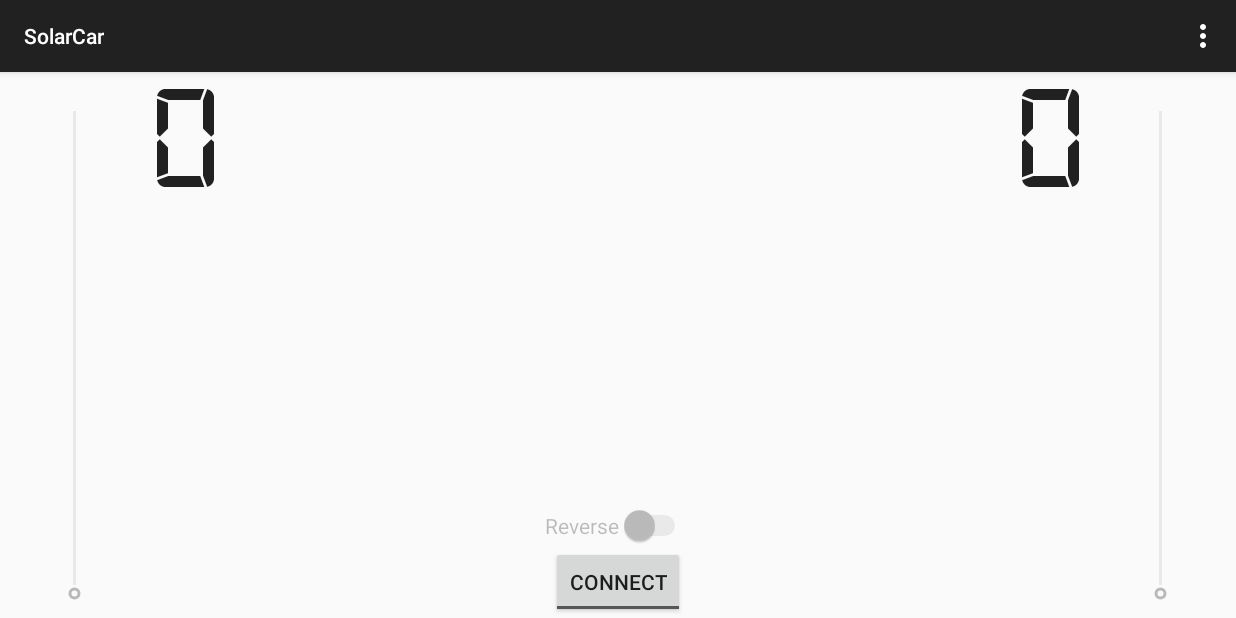
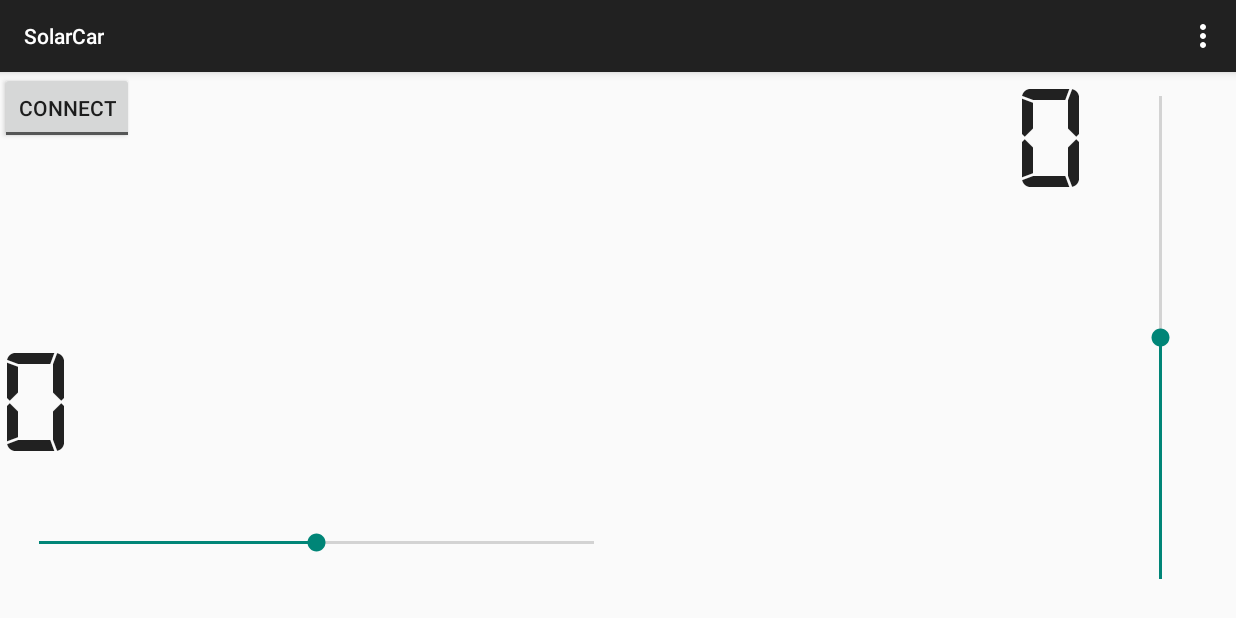
Before and after one commit to moayman/SolarCarAndroidApp, an Android app: the screen it shows after launch (MainActivity), on a phone screen of 824 x 412 dp (held sideways). Run offline under Robolectric (Android 15) with nearby library versions, the phone set to English and light mode, and no system bars.

Commit message:
Completely Redesigned
-SeekBar for Angle and another for Speed
-OnStopTracking for each resets to zero
-7 Levels in each direction for Angles and Speeds

```diff
--- a/app/src/main/java/com/solarcar/MainActivity.java
+++ b/app/src/main/java/com/solarcar/MainActivity.java
@@ -9,7 +9,10 @@ import android.os.Bundle;
 import android.util.Log;
 import android.view.Menu;
 import android.view.MenuItem;
+import android.view.MotionEvent;
+import android.view.View;
 import android.widget.CompoundButton;
+import android.widget.ImageButton;
 import android.widget.SeekBar;
 import android.widget.Switch;
 import android.widget.TextView;
@@ -24,10 +27,8 @@ import java.util.UUID;
 /*
 * Command
 * 0 0 0 0 0 0 0 0
-* | | | | | ^ ^ ^ -> Right
-* | | ^ ^ ^ -------> Left
-* | ^ -------------> UNUSED
-* ^ ---------------> Backward = 1 Forward = 0
+* | | | | ^ ^ ^ ^ -> Speed
+* ^ ^ ^ ^ ---------> Angle
 * */
 
 
@@ -35,7 +36,8 @@ public class MainActivity extends ActionBarActivity
 {
 
     private final String TAG = "MAIN";
-    public static final int LEVELS = 7;
+    public static final int SPEEDLEVELS = 7;
+    public static final int ANGLELEVELS = 7;
 
     private BluetoothAdapter btAdapter;
     private BluetoothDevice HC05_BtModule;
@@ -49,11 +51,10 @@ public class MainActivity extends ActionBarActivity
 
     private byte command = 0;
 
-    private SeekBar skbarLeft;
-    private SeekBar skbarRight;
-    private TextView txtLeft;
-    private TextView txtRight;
-    private Switch switchBackward;
+    private SeekBar skbarSpeed;
+    private SeekBar skbarAngle;
+    private TextView txtSpeed;
+    private TextView txtAngle;
 
     @Override
     protected void onCreate(Bundle savedInstanceState)
@@ -63,24 +64,26 @@ public class MainActivity extends ActionBarActivity
 
         Typeface tf = Typeface.createFromAsset(getAssets(), "digital-7.ttf");
 
-        txtLeft = (TextView) findViewById(R.id.txtLeft);
-        txtRight = (TextView) findViewById(R.id.txtRight);
+        txtSpeed = (TextView) findViewById(R.id.txtSpeed);
+        txtAngle = (TextView) findViewById(R.id.txtAngle);
 
-        txtLeft.setTypeface(tf);
-        txtRight.setTypeface(tf);
+        txtSpeed.setTypeface(tf);
+        txtAngle.setTypeface(tf);
 
-        switchBackward = (Switch) findViewById(R.id.switchBackward);
+        skbarSpeed = (SeekBar) findViewById(R.id.skbarSpeed);
+        skbarAngle = (SeekBar) findViewById(R.id.skbarAngle);
 
-        skbarLeft = (SeekBar) findViewById(R.id.skbarLeft);
-        skbarRight = (SeekBar) findViewById(R.id.skbarRight);
-        skbarLeft.setMax(LEVELS);
-        skbarRight.setMax(LEVELS);
+        skbarSpeed.setMax(2*SPEEDLEVELS);
+        skbarAngle.setMax(2*ANGLELEVELS);
+
+        skbarSpeed.setProgress(SPEEDLEVELS);
+        skbarAngle.setProgress(ANGLELEVELS);
 
         btnCarConnection = (ToggleButton) findViewById(R.id.btnCarConnection);
 
         btAdapter = BluetoothAdapter.getDefaultAdapter();
 
-        disableButtons();
+//        disableButtons();
 
         if (btAdapter != null)
         {
@@ -109,7 +112,7 @@ public class MainActivity extends ActionBarActivity
                     else
                     {
                         enableButtons();
-                        receiverThread = new Receiver(HC05_inStream, txtLeft, txtRight, switchBackward);
+                        receiverThread = new Receiver(HC05_inStream, txtSpeed, txtAngle);
                         new Thread(receiverThread).start();
                         Toast.makeText(getApplicationContext(), "Connected!", Toast.LENGTH_LONG).show();
                     }
@@ -126,16 +129,14 @@ public class MainActivity extends ActionBarActivity
             }
         });
 
-        skbarLeft.setOnSeekBarChangeListener(new SeekBar.OnSeekBarChangeListener()
+        skbarSpeed.setOnSeekBarChangeListener(new SeekBar.OnSeekBarChangeListener()
         {
 
             @Override
             public void onProgressChanged(SeekBar seekBar, int progress, boolean fromUser)
             {
-                command &= 0xC7;
-
-                command |= (progress << 3);
-
+                command &= 0xF0;
+                command |= progress;
                 sendCommand();
             }
 
@@ -147,19 +148,18 @@ public class MainActivity extends ActionBarActivity
             @Override
             public void onStopTrackingTouch(SeekBar seekBar)
             {
+                ((VerticalSeekBar)skbarSpeed).setProgressAndThumb(SPEEDLEVELS);
             }
         });
 
-        skbarRight.setOnSeekBarChangeListener(new SeekBar.OnSeekBarChangeListener()
+        skbarAngle.setOnSeekBarChangeListener(new SeekBar.OnSeekBarChangeListener()
         {
 
             @Override
             public void onProgressChanged(SeekBar seekBar, int progress, boolean fromUser)
             {
-                command &= 0xF8;
-
-                command |= progress;
-
+                command &= 0x0F;
+                command |= (progress << 4);
                 sendCommand();
             }
 
@@ -171,61 +171,42 @@ public class MainActivity extends ActionBarActivity
             @Override
             public void onStopTrackingTouch(SeekBar seekBar)
             {
+                skbarAngle.setProgress(ANGLELEVELS);
             }
         });
-
-        switchBackward.setOnCheckedChangeListener(new Switch.OnCheckedChangeListener()
-        {
-            @Override
-            public void onCheckedChanged(CompoundButton buttonView, boolean isChecked)
-            {
-                if(isChecked)
-                    command = (byte)0x80;
-                else
-                    command = 0;
-
-                skbarLeft.setProgress(0);
-                skbarRight.setProgress(0);
-
-                sendCommand();
-            }
-        });
-
     }
 
     private void disableButtons()
     {
-        skbarLeft.setProgress(0);
-        skbarRight.setProgress(0);
-        skbarLeft.setEnabled(false);
-        skbarRight.setEnabled(false);
-		switchBackward.setEnabled(false);
-        switchBackward.setChecked(false);
-        txtLeft.setText("0");
-        txtRight.setText("0");
+        skbarSpeed.setProgress(SPEEDLEVELS);
+        skbarAngle.setProgress(ANGLELEVELS);
+        skbarSpeed.setEnabled(false);
+        skbarAngle.setEnabled(false);
+        txtSpeed.setText("0");
+        txtAngle.setText("0");
     }
 
     private void enableButtons()
     {
-        skbarLeft.setEnabled(true);
-        skbarRight.setEnabled(true);
-		switchBackward.setEnabled(true);
+        skbarSpeed.setEnabled(true);
+        skbarAngle.setEnabled(true);
     }
 
     private void sendCommand()
     {
-        try
-        {
-            if (HC05_outStream != null)
-            {
-                HC05_outStream.write(command);
-            }
-        }
-        catch (IOException e)
-        {
-            Log.e(TAG, "Send Command failed. " + e.getMessage());
-            btnCarConnection.setChecked(false);
-        }
+        Log.e(TAG, "Sending " + String.format("%8s", Integer.toBinaryString(command & 0xFF)).replace(' ', '0'));
+//        try
+//        {
+//            if (HC05_outStream != null)
+//            {
+//                HC05_outStream.write(command);
+//            }
+//        }
+//        catch (IOException e)
+//        {
+//            Log.e(TAG, "Send Command failed. " + e.getMessage());
+//            btnCarConnection.setChecked(false);
+//        }
     }
 
     private void disconnectHC05Module()
--- a/app/src/main/res/layout/activity_main.xml
+++ b/app/src/main/res/layout/activity_main.xml
@@ -5,53 +5,73 @@
                 tools:context=".MainActivity"
                 android:id="@+id/relativeLayout">
 
-    <com.solarcar.VerticalSeekBar
-        android:id = "@+id/skbarLeft"
-        android:layout_width="100dp"
-        android:layout_height="fill_parent"
-        android:layout_marginTop="10dp"/>
-
-    <com.solarcar.VerticalSeekBar
-        android:id = "@+id/skbarRight"
-        android:layout_width="100dp"
-        android:layout_height="fill_parent"
-        android:layout_alignParentRight="true"
-        android:layout_marginTop="10dp"/>
-
     <ToggleButton
         android:id="@+id/btnCarConnection"
         android:layout_width="wrap_content"
         android:layout_height="wrap_content"
-        android:layout_alignParentBottom="true"
-        android:layout_centerHorizontal="true"
         android:textOff="Connect"
-        android:textOn="Disconnect"/>
+        android:textOn="Disconnect"
+        />
+    <RelativeLayout
+        android:id="@+id/top"
+        android:layout_width="match_parent"
+        android:layout_height="match_parent">
+
+            <LinearLayout
+                android:id="@+id/center_point"
+                android:layout_width="0dp"
+                android:layout_height="0dp"
+                android:layout_centerInParent="true" android:orientation="horizontal"/>
+
+            <RelativeLayout
+                android:id="@+id/left_layout"
+                android:layout_width="match_parent"
+                android:layout_height="match_parent"
+                android:layout_alignParentLeft="true"
+                android:layout_alignRight="@+id/center_point" android:orientation="vertical">
                 <TextView
                     android:layout_width="wrap_content"
                     android:layout_height="wrap_content"
                     android:textAppearance="?android:attr/textAppearanceLarge"
                     android:text="0"
-        android:id="@+id/txtLeft"
-        android:layout_alignParentTop="true"
-        android:layout_toRightOf="@+id/skbarLeft"
-        android:layout_toEndOf="@+id/skbarLeft"
-        android:textSize="100dp"/>
+                    android:id="@+id/txtAngle"
+                    android:textSize="100dp"
+                    android:layout_gravity="center_vertical" android:layout_above="@+id/skbarAngle"
+                    android:layout_alignParentLeft="true" android:layout_alignParentStart="true"/>
+                <SeekBar
+                    android:layout_width="264dp"
+                    android:layout_height="100dp"
+                    android:id="@+id/skbarAngle" android:layout_gravity="bottom"
+                    android:layout_alignParentBottom="true" android:layout_alignParentLeft="true"
+                    android:layout_alignParentStart="true" android:layout_alignParentRight="true"
+                    android:layout_alignParentEnd="true" android:indeterminate="false"
+                    android:layout_marginLeft="10dp"/>
+            </RelativeLayout>
+
+
+        <RelativeLayout
+          android:id="@+id/right_layout"
+            android:layout_width="match_parent"
+            android:layout_height="match_parent"
+            android:layout_alignParentRight="true"
+            android:layout_alignLeft="@+id/center_point" android:orientation="horizontal">
             <TextView android:layout_width="wrap_content" android:layout_height="wrap_content"
                       android:textAppearance="?android:attr/textAppearanceLarge"
                       android:text="0"
-              android:id="@+id/txtRight"
+                      android:id="@+id/txtSpeed"
                       android:layout_alignParentTop="true"
-              android:layout_toLeftOf="@+id/skbarRight"
-              android:layout_toStartOf="@+id/skbarRight"
+                      android:layout_toLeftOf="@+id/skbarSpeed"
+                      android:layout_toStartOf="@+id/skbarSpeed"
                       android:textSize="100dp"/>
-    <Switch
-        android:layout_width="wrap_content"
-        android:layout_height="wrap_content"
-        android:text="Reverse"
-        android:textOn="Backward"
-        android:textOff="Forward"
-        android:id="@+id/switchBackward"
-        android:layout_above="@+id/btnCarConnection"
-        android:layout_centerHorizontal="true"/>
+            <com.solarcar.VerticalSeekBar
+                android:id = "@+id/skbarSpeed"
+                android:layout_width="100dp"
+                android:layout_height="fill_parent"
+                android:layout_alignParentRight="true"
+                android:indeterminate="false"
+                android:layout_marginBottom="10dp"/>
 
         </RelativeLayout>
+
+    </RelativeLayout>
+</RelativeLayout>
```
Also changed, not shown: app/src/main/java/com/solarcar/GuiUpdateHandler.java (+13 -11 lines), app/src/main/java/com/solarcar/Receiver.java (+5 -7 lines), app/src/main/java/com/solarcar/VerticalSeekBar.java (+68 -177 lines), 1 other file. Lines whose indentation alone changed are shown as unchanged.
